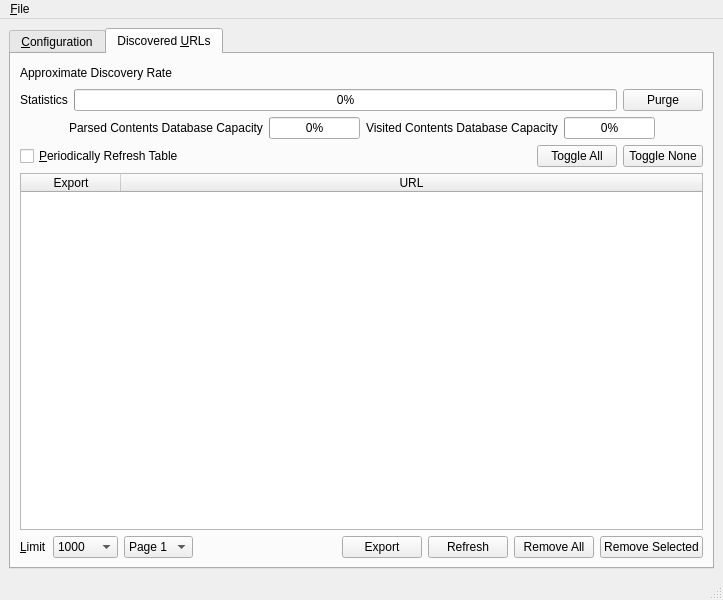
Old version of the form UI/pandemonium.ui in the repository nurfalie/pandamonium.
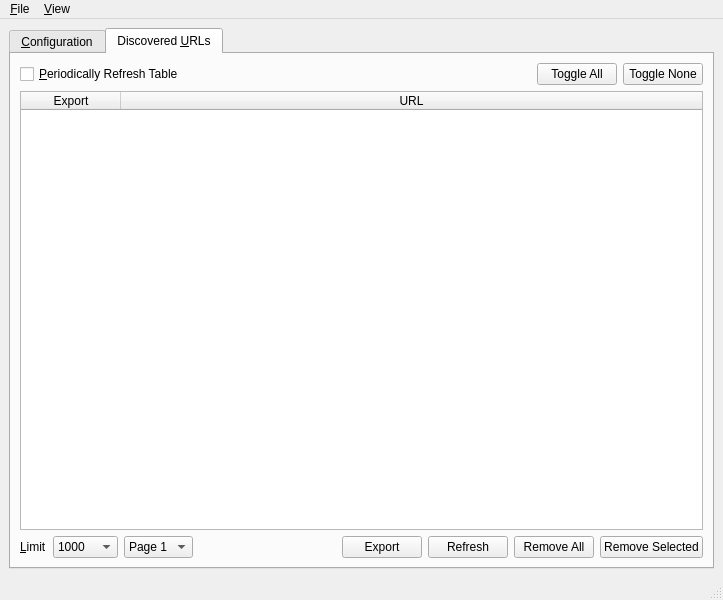
New version of the form. The open tabs and pages were chosen to show the change. Icons and pictures are not drawn.

Commit message: Pausing. Statistics.

The edit to the form file:
```diff
--- a/UI/pandemonium.ui
+++ b/UI/pandemonium.ui
@@ -442,126 +442,6 @@
         <string>Discovered &amp;URLs</string>
        </attribute>
        <layout class="QVBoxLayout" name="verticalLayout_4">
-        <item>
-         <layout class="QHBoxLayout" name="horizontalLayout_10">
-          <item>
-           <widget class="QLabel" name="discovery_rate">
-            <property name="text">
-             <string>Approximate Discovery Rate</string>
-            </property>
-           </widget>
-          </item>
-          <item>
-           <spacer name="horizontalSpacer_5">
-            <property name="orientation">
-             <enum>Qt::Horizontal</enum>
-            </property>
-            <property name="sizeHint" stdset="0">
-             <size>
-              <width>40</width>
-              <height>20</height>
-             </size>
-            </property>
-           </spacer>
-          </item>
-         </layout>
-        </item>
-        <item>
-         <layout class="QHBoxLayout" name="horizontalLayout_8">
-          <item>
-           <widget class="QLabel" name="discovered_statistics">
-            <property name="text">
-             <string>Statistics</string>
-            </property>
-           </widget>
-          </item>
-          <item>
-           <widget class="QProgressBar" name="percent_visited">
-            <property name="toolTip">
-             <string>Percent of URLs visited.</string>
-            </property>
-            <property name="value">
-             <number>0</number>
-            </property>
-           </widget>
-          </item>
-          <item>
-           <widget class="QPushButton" name="purge_unvisited_visited_urls">
-            <property name="toolTip">
-             <string>&lt;html&gt;&lt;head/&gt;&lt;body&gt;&lt;p&gt;Remove pandemonium_visited_urls.db. The parsed URLs will not be removed.&lt;/p&gt;&lt;/body&gt;&lt;/html&gt;</string>
-            </property>
-            <property name="text">
-             <string>Purge</string>
-            </property>
-            <property name="icon">
-             <iconset resource="../Icons/icons.qrc">
-              <normaloff>:/nuvola/trashcan_empty.png</normaloff>:/nuvola/trashcan_empty.png</iconset>
-            </property>
-           </widget>
-          </item>
-         </layout>
-        </item>
-        <item>
-         <layout class="QHBoxLayout" name="horizontalLayout_11">
-          <item>
-           <spacer name="horizontalSpacer_7">
-            <property name="orientation">
-             <enum>Qt::Horizontal</enum>
-            </property>
-            <property name="sizeHint" stdset="0">
-             <size>
-              <width>40</width>
-              <height>20</height>
-             </size>
-            </property>
-           </spacer>
-          </item>
-          <item>
-           <widget class="QLabel" name="label_9">
-            <property name="text">
-             <string>Parsed Contents Database Capacity</string>
-            </property>
-           </widget>
-          </item>
-          <item>
-           <widget class="QProgressBar" name="parsed_capacity">
-            <property name="value">
-             <number>0</number>
-            </property>
-            <property name="textDirection">
-             <enum>QProgressBar::TopToBottom</enum>
-            </property>
-           </widget>
-          </item>
-          <item>
-           <widget class="QLabel" name="label_10">
-            <property name="text">
-             <string>Visited Contents Database Capacity</string>
-            </property>
-           </widget>
-          </item>
-          <item>
-           <widget class="QProgressBar" name="visited_capacity">
-            <property name="value">
-             <number>0</number>
-            </property>
-           </widget>
-          </item>
-          <item>
-           <spacer name="horizontalSpacer_9">
-            <property name="orientation">
-             <enum>Qt::Horizontal</enum>
-            </property>
-            <property name="sizeHint" stdset="0">
-             <size>
-              <width>40</width>
-              <height>20</height>
-             </size>
-            </property>
-           </spacer>
-          </item>
-         </layout>
-        </item>
         <item>
          <layout class="QHBoxLayout" name="horizontalLayout_5">
           <item>
@@ -762,7 +642,7 @@
      <x>0</x>
      <y>0</y>
      <width>723</width>
-     <height>24</height>
+     <height>27</height>
     </rect>
    </property>
    <widget class="QMenu" name="menu_File">
@@ -771,7 +651,14 @@
     </property>
     <addaction name="action_Quit"/>
    </widget>
+   <widget class="QMenu" name="menu_View">
+    <property name="title">
+     <string>&amp;View</string>
+    </property>
+    <addaction name="action_Statistics_Window"/>
+   </widget>
    <addaction name="menu_File"/>
+   <addaction name="menu_View"/>
   </widget>
   <widget class="QStatusBar" name="statusbar"/>
   <action name="action_Quit">
```
Left out of the diff: 11 changed lines with no effect on the pictures. The commit also changes 11 other files.
